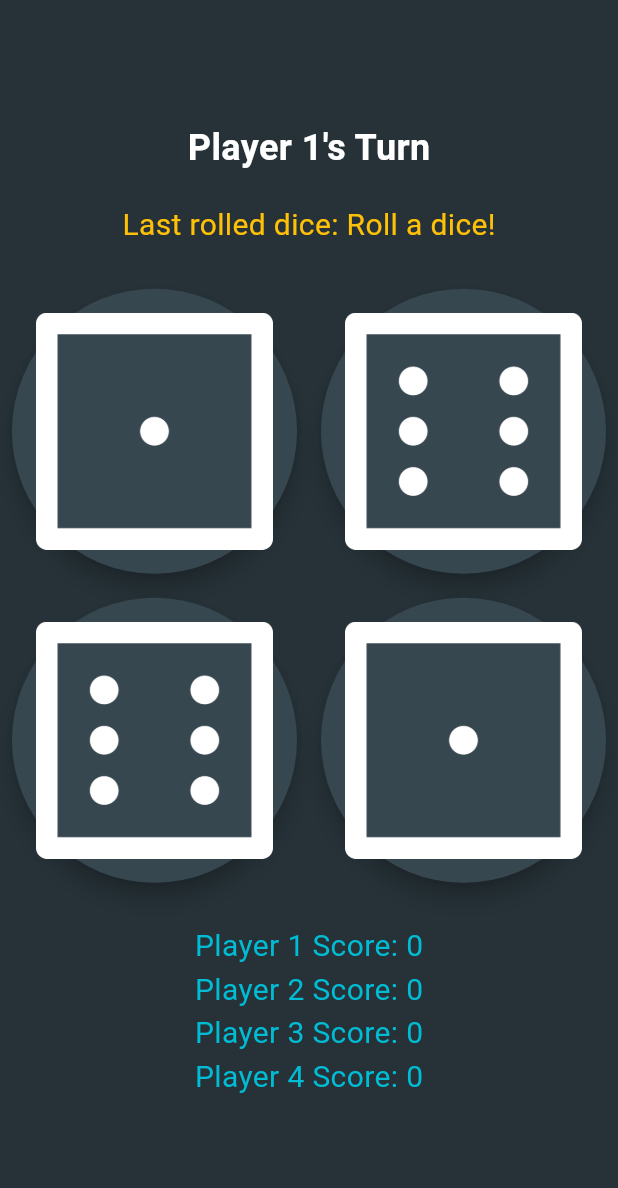
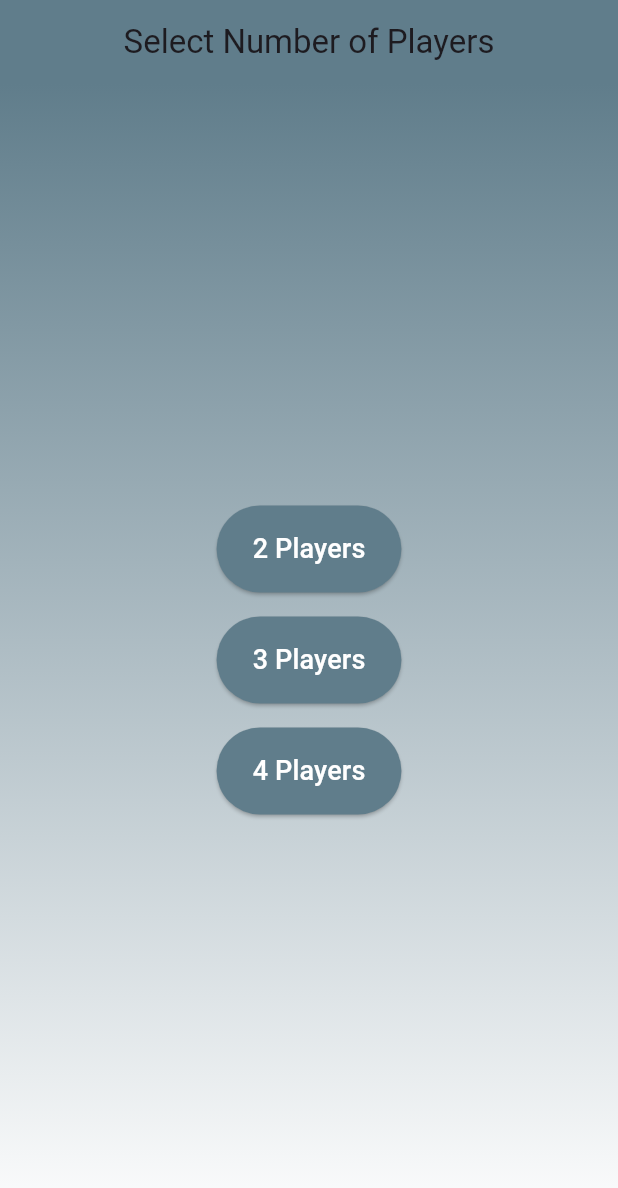
Before and after one commit to codersantoshadhikari/dice-, a Flutter app: the screen it shows after launch, on a phone screen of 412 x 824 dp. Shown: the top 1188 px of the screen. Run offline on Flutter 3.47's test engine with Material 3 defaults, Android fonts, the phone set to English and light mode, and no system bars.

```diff
--- a/lib/main.dart
+++ b/lib/main.dart
@@ -1,5 +1,5 @@
 import 'package:flutter/material.dart';
-import 'dart:math';
+import 'dicepage.dart';
 
 void main() {
   runApp(MaterialApp(
@@ -8,152 +8,87 @@ void main() {
       primarySwatch: Colors.blueGrey,
       visualDensity: VisualDensity.adaptivePlatformDensity,
     ),
-    home: const DiceApp(),
+    home: const PlayerSelectionScreen(),
   ));
 }
 
-class DiceApp extends StatelessWidget {
-  const DiceApp({super.key});
+class PlayerSelectionScreen extends StatelessWidget {
+  const PlayerSelectionScreen({super.key});
 
   @override
   Widget build(BuildContext context) {
-    return SafeArea(
-      child: Scaffold(
-        backgroundColor: Colors.blueGrey[900],
+    return Scaffold(
+      appBar: AppBar(
+        title: const Center(child: Text('Select Number of Players')),
+        backgroundColor: Colors.blueGrey, // Set app bar background color
+      ),
+      body: Container(
+        decoration: const BoxDecoration(
+          gradient: LinearGradient(
+            colors: [
+              Colors.blueGrey,
+              Colors.white
+            ], // Use a gradient background
+            begin: Alignment.topCenter,
+            end: Alignment.bottomCenter,
+          ),
+        ),
+        child: Center(
+          child: Column(
+            mainAxisAlignment: MainAxisAlignment.center,
+            children: [
+              PlayerButton(
+                onPressed: () => startGame(context, 2),
+                text: '2 Players',
+              ),
+              const SizedBox(height: 16), // Add some spacing between buttons
+              PlayerButton(
+                onPressed: () => startGame(context, 3),
+                text: '3 Players',
+              ),
+              const SizedBox(height: 16),
+              PlayerButton(
+                onPressed: () => startGame(context, 4),
+                text: '4 Players',
+              ),
+            ],
+          ),
+        ),
+      ),
+    );
+  }
 
-        // appBar: AppBar(
-        //   title: const Text(
-        //     ' Dice App',
-        //     style: TextStyle(
-        //       fontWeight: FontWeight.bold,
-        //     ),
-        //   ),
-        //   centerTitle: true,
-        // ),
-        body: const DicePage(),
+  void startGame(BuildContext context, int numberOfPlayers) {
+    Navigator.push(
+      context,
+      MaterialPageRoute(
+        builder: (context) => DiceApp(numberOfPlayers: numberOfPlayers),
       ),
     );
   }
 }
 
-class DicePage extends StatefulWidget {
-  const DicePage({super.key});
+class PlayerButton extends StatelessWidget {
+  final VoidCallback onPressed;
+  final String text;
 
-  @override
-  DicePageState createState() => DicePageState();
-}
-
-class DicePageState extends State<DicePage> {
-  String currentPlayer = "Player 1";
-  String lastRolledDice = "Roll a dice!";
-  int topLeft = 1;
-  int topRight = 6;
-  int bottomLeft = 6;
-  int bottomRight = 1;
-  Map<String, int> playerScores = {
-    "Player 1": 0,
-    "Player 2": 0,
-    "Player 3": 0,
-    "Player 4": 0,
-  };
-
-  void rollDice(String diceName, Function updateDiceValue) {
-    int newValue = updateDiceValue();
-
-    setState(() {
-      lastRolledDice = diceName;
-      playerScores[currentPlayer] = newValue;
-
-      // Rotate to the next player
-      if (currentPlayer == "Player 1") {
-        currentPlayer = "Player 2";
-      } else if (currentPlayer == "Player 2") {
-        currentPlayer = "Player 3";
-      } else if (currentPlayer == "Player 3") {
-        currentPlayer = "Player 4";
-      } else {
-        currentPlayer = "Player 1";
-      }
-    });
-  }
+  const PlayerButton({
+    super.key,
+    required this.onPressed,
+    required this.text,
+  });
 
   @override
   Widget build(BuildContext context) {
-    return Column(
-      mainAxisAlignment: MainAxisAlignment.center,
-      children: [
-        Text(
-          '$currentPlayer\'s Turn',
-          style: const TextStyle(
-            color: Colors.white,
-            fontSize: 24,
-            fontWeight: FontWeight.bold,
-          ),
-        ),
-        const SizedBox(height: 20.0),
-        Text(
-          'Last rolled dice: $lastRolledDice',
-          style: const TextStyle(
-            color: Colors.amber,
-            fontSize: 20,
-          ),
-        ),
-        const SizedBox(height: 20.0),
-        Row(
-          children: [
-            diceButton("Top Left", () => topLeft, () {
-              topLeft = Random().nextInt(6) + 1;
-              return topLeft;
-            }),
-            diceButton("Top Right", () => topRight, () {
-              topRight = Random().nextInt(6) + 1;
-              return topRight;
-            }),
-          ],
-        ),
-        Row(
-          children: [
-            diceButton("Bottom Left", () => bottomLeft, () {
-              bottomLeft = Random().nextInt(6) + 1;
-              return bottomLeft;
-            }),
-            diceButton("Bottom Right", () => bottomRight, () {
-              bottomRight = Random().nextInt(6) + 1;
-              return bottomRight;
-            }),
-          ],
-        ),
-        const SizedBox(height: 20.0),
-        for (var player in playerScores.keys)
-          Text(
-            '$player Score: ${playerScores[player]}',
-            style: const TextStyle(
-              color: Colors.cyan,
-              fontSize: 20,
-            ),
-          ),
-        const SizedBox(height: 10.0),
-      ],
-    );
-  }
-
-  Expanded diceButton(
-      String name, Function valueFunction, Function updateFunction) {
-    return Expanded(
-      child: Padding(
-        padding: const EdgeInsets.all(8.0),
-        child: ElevatedButton(
-          style: ElevatedButton.styleFrom(
-            backgroundColor: Colors.blueGrey[800],
-            elevation: 6.0,
-            padding: const EdgeInsets.all(16.0),
-          ),
-          onPressed: () => rollDice(name, updateFunction),
-          child: Image.asset(
-            'images/dice${valueFunction()}.png',
-          ),
-        ),
+    return ElevatedButton(
+      onPressed: onPressed,
+      style: ElevatedButton.styleFrom(
+        foregroundColor: Colors.white,
+        backgroundColor: Colors.blueGrey, // Set text color
+        padding: const EdgeInsets.symmetric(
+            horizontal: 24, vertical: 16), // Add padding
       ),
+      child: Text(text, style: const TextStyle(fontSize: 18)),
     );
   }
 }
```
Also changed, not shown: lib/dicepage.dart (added, +253 -0 lines), pubspec.lock, 18 other files.
